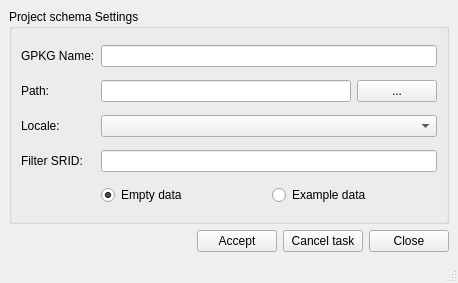
First picture: the form in core/ui/admin/admin_dbproject.ui, repository ibergis/ibergis_qgis_plugin, before the edit.
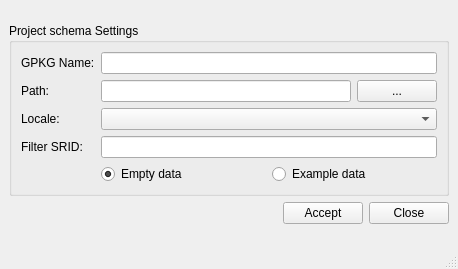
Second picture: the form after the edit.

Commit message: Admin button: Create gpkg and execute sql scripts (WIP)

Diff of the .ui file:
```diff
--- a/core/ui/admin/admin_dbproject.ui
+++ b/core/ui/admin/admin_dbproject.ui
@@ -7,7 +7,7 @@
     <x>0</x>
     <y>0</y>
     <width>458</width>
-    <height>283</height>
+    <height>269</height>
    </rect>
   </property>
   <property name="windowTitle">
@@ -15,7 +15,20 @@
   </property>
   <widget class="QWidget" name="centralwidget">
    <layout class="QGridLayout" name="gridLayout">
-    <item row="4" column="0" colspan="5">
+    <item row="0" column="2">
+     <spacer name="verticalSpacer">
+      <property name="orientation">
+       <enum>Qt::Vertical</enum>
+      </property>
+      <property name="sizeHint" stdset="0">
+       <size>
+        <width>20</width>
+        <height>40</height>
+       </size>
+      </property>
+     </spacer>
+    </item>
+    <item row="5" column="0" colspan="5">
      <layout class="QHBoxLayout" name="horizontalLayout_3">
       <item>
        <widget class="QLabel" name="lbl_time">
@@ -44,13 +57,6 @@
         </property>
        </widget>
       </item>
-      <item>
-       <widget class="QPushButton" name="btn_cancel_task">
-        <property name="text">
-         <string>Cancel task</string>
-        </property>
-       </widget>
-      </item>
       <item>
        <widget class="QPushButton" name="btn_close">
         <property name="text">
@@ -60,7 +66,7 @@
       </item>
      </layout>
     </item>
-    <item row="0" column="0" colspan="5">
+    <item row="1" column="0" colspan="5">
      <widget class="QGroupBox" name="grb_projectschema">
       <property name="title">
        <string>Project schema Settings</string>
@@ -155,6 +161,19 @@
       <zorder>btn_push_path</zorder>
      </widget>
     </item>
+    <item row="6" column="0">
+     <spacer name="verticalSpacer_2">
+      <property name="orientation">
+       <enum>Qt::Vertical</enum>
+      </property>
+      <property name="sizeHint" stdset="0">
+       <size>
+        <width>20</width>
+        <height>40</height>
+       </size>
+      </property>
+     </spacer>
+    </item>
    </layout>
   </widget>
   <widget class="QStatusBar" name="statusbar"/>
```
The commit also changes 1 other file.
